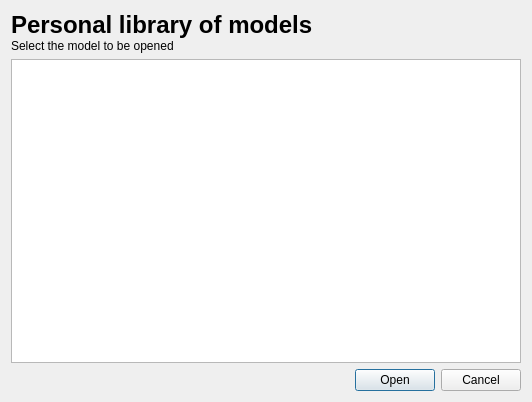
The window that src/openmodel.ui (ufopleds/DengueME) describes before a commit, drawn with Qt 5.
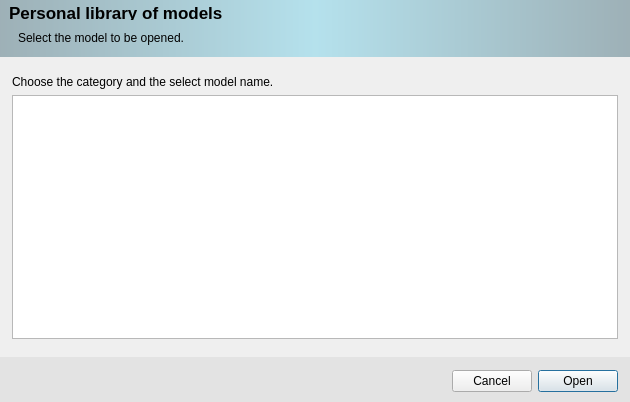
The same window after the commit. Icons and pictures are not drawn. Custom widgets are drawn as their Qt base class.

```diff
--- a/src/openmodel.ui
+++ b/src/openmodel.ui
@@ -9,19 +9,19 @@
    <rect>
     <x>0</x>
     <y>0</y>
-    <width>532</width>
+    <width>630</width>
     <height>402</height>
    </rect>
   </property>
   <property name="minimumSize">
    <size>
-    <width>532</width>
+    <width>630</width>
     <height>402</height>
    </size>
   </property>
   <property name="maximumSize">
    <size>
-    <width>532</width>
+    <width>630</width>
     <height>402</height>
    </size>
   </property>
@@ -36,13 +36,125 @@
    <bool>true</bool>
   </property>
   <layout class="QVBoxLayout" name="verticalLayout">
+   <property name="leftMargin">
+    <number>0</number>
+   </property>
+   <property name="topMargin">
+    <number>0</number>
+   </property>
+   <property name="rightMargin">
+    <number>0</number>
+   </property>
+   <property name="bottomMargin">
+    <number>0</number>
+   </property>
+   <item>
+    <widget class="QWidget" name="topPanel" native="true">
+     <property name="styleSheet">
+      <string notr="true">#topPanel{ background-color: qlineargradient(spread:reflect, x1:0.5, y1:0, x2:0, y2:0, stop:0 rgba(91, 204, 233, 100), stop:1 rgba(32, 80, 96, 100)); }</string>
+     </property>
+     <layout class="QVBoxLayout" name="top">
+      <property name="leftMargin">
+       <number>0</number>
+      </property>
+      <property name="topMargin">
+       <number>0</number>
+      </property>
+      <property name="rightMargin">
+       <number>0</number>
+      </property>
+      <property name="bottomMargin">
+       <number>12</number>
+      </property>
    <item>
     <widget class="QLabel" name="label">
+        <property name="minimumSize">
+         <size>
+          <width>0</width>
+          <height>25</height>
+         </size>
+        </property>
+        <property name="maximumSize">
+         <size>
+          <width>16777215</width>
+          <height>25</height>
+         </size>
+        </property>
+        <property name="font">
+         <font>
+          <pointsize>13</pointsize>
+          <weight>75</weight>
+          <bold>true</bold>
+         </font>
+        </property>
+        <property name="styleSheet">
+         <string notr="true">font-weight: bold;
+padding: 5px 5px 5px 5px;</string>
+        </property>
      <property name="text">
-      <string>&lt;html&gt;&lt;head/&gt;&lt;body&gt;&lt;p&gt;&lt;span style=&quot; font-size:xx-large; font-weight:600;&quot;&gt;Personal library of models&lt;/span&gt;&lt;br/&gt;Select the model to be opened&lt;/p&gt;&lt;/body&gt;&lt;/html&gt;</string>
+         <string>Personal library of models</string>
      </property>
     </widget>
    </item>
+      <item>
+       <widget class="QLabel" name="label_2">
+        <property name="minimumSize">
+         <size>
+          <width>25</width>
+          <height>0</height>
+         </size>
+        </property>
+        <property name="maximumSize">
+         <size>
+          <width>16777215</width>
+          <height>25</height>
+         </size>
+        </property>
+        <property name="styleSheet">
+         <string notr="true">padding: 0px 0px 0px 15px;</string>
+        </property>
+        <property name="text">
+         <string>Select the model to be opened.</string>
+        </property>
+       </widget>
+      </item>
+     </layout>
+    </widget>
+   </item>
+   <item>
+    <layout class="QVBoxLayout" name="verticalLayout_3">
+     <property name="leftMargin">
+      <number>12</number>
+     </property>
+     <property name="topMargin">
+      <number>12</number>
+     </property>
+     <property name="rightMargin">
+      <number>12</number>
+     </property>
+     <item>
+      <widget class="QLabel" name="label_3">
+       <property name="text">
+        <string>Choose the category and the select model name.</string>
+       </property>
+      </widget>
+     </item>
+    </layout>
+   </item>
+   <item>
+    <layout class="QVBoxLayout" name="verticalLayout_4">
+     <property name="leftMargin">
+      <number>12</number>
+     </property>
+     <property name="topMargin">
+      <number>0</number>
+     </property>
+     <property name="rightMargin">
+      <number>12</number>
+     </property>
+     <property name="bottomMargin">
+      <number>12</number>
+     </property>
    <item>
     <widget class="WorkspaceView" name="treeView">
      <property name="contextMenuPolicy">
@@ -62,8 +174,37 @@
      </property>
     </widget>
    </item>
+    </layout>
+   </item>
    <item>
+    <widget class="QWidget" name="footerPanel" native="true">
+     <property name="minimumSize">
+      <size>
+       <width>0</width>
+       <height>45</height>
+      </size>
+     </property>
+     <property name="maximumSize">
+      <size>
+       <width>16777215</width>
+       <height>45</height>
+      </size>
+     </property>
+     <property name="styleSheet">
+      <string notr="true">#footerPanel {
+  background-color: rgb(227, 227, 227);
+}</string>
+     </property>
     <layout class="QHBoxLayout" name="horizontalLayout">
+      <property name="leftMargin">
+       <number>12</number>
+      </property>
+      <property name="topMargin">
+       <number>12</number>
+      </property>
+      <property name="rightMargin">
+       <number>12</number>
+      </property>
      <item>
       <spacer name="horizontalSpacer">
        <property name="orientation">
@@ -77,13 +218,6 @@
        </property>
       </spacer>
      </item>
-     <item>
-      <widget class="QPushButton" name="ok">
-       <property name="text">
-        <string>Open</string>
-       </property>
-      </widget>
-     </item>
      <item>
       <widget class="QPushButton" name="cancel">
        <property name="text">
@@ -91,7 +225,21 @@
        </property>
       </widget>
      </item>
-    </layout>
+      <item>
+       <widget class="QPushButton" name="ok">
+        <property name="text">
+         <string>Open</string>
+        </property>
+        <property name="autoDefault">
+         <bool>false</bool>
+        </property>
+        <property name="default">
+         <bool>true</bool>
+        </property>
+       </widget>
+      </item>
+     </layout>
+    </widget>
    </item>
   </layout>
  </widget>
```
Left out of the diff: 2 changed lines with no effect on the pictures. Lines whose indentation alone changed are shown as unchanged.
